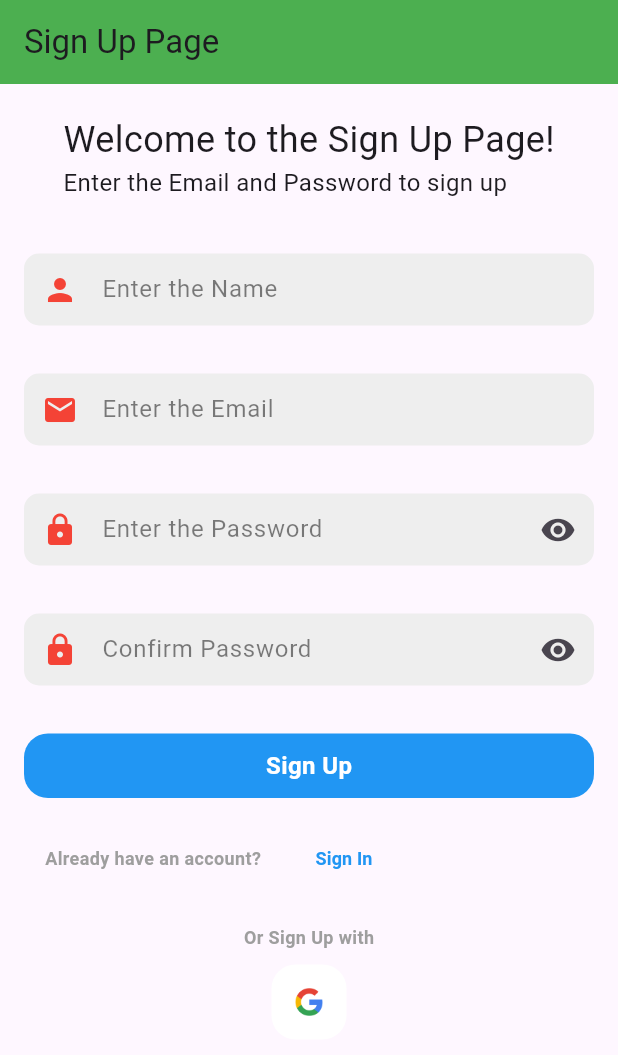
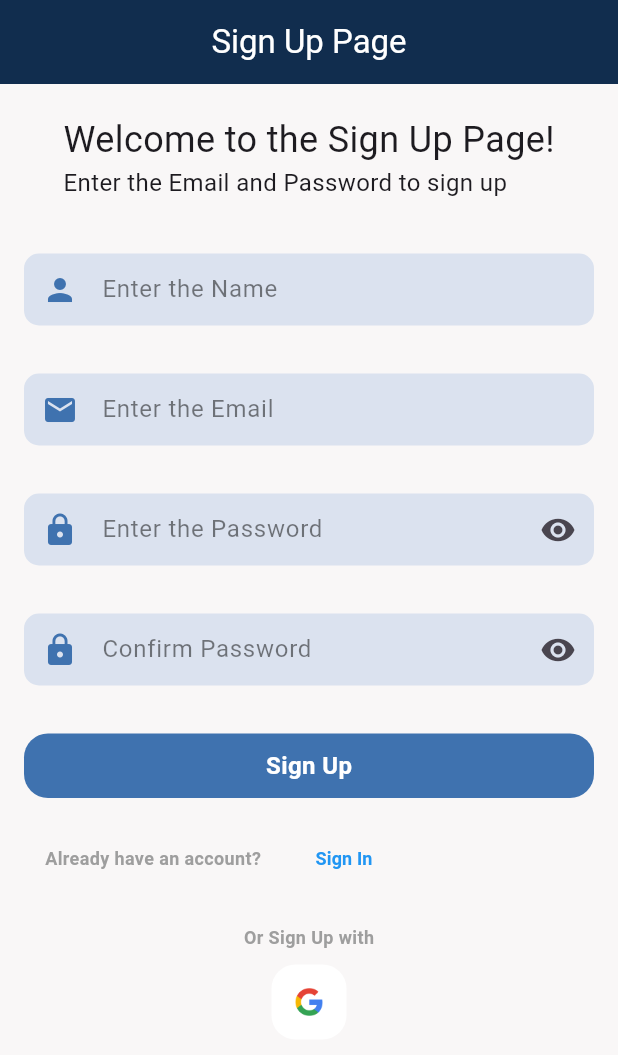
Before and after one commit to MohamedIsa/QuizApp, a Flutter app: the screen it shows after launch, after a tap on "Sign Up", on a phone screen of 412 x 824 dp. Shown: the top 1055 px of the screen. Run offline on Flutter 3.47's test engine with Material 3 defaults, Android fonts, the phone set to English and light mode, and no system bars; our stand-ins replace cloud_firestore, firebase_auth, firebase_core, firebase_storage, flutter_spinkit, google_sign_in and 2 more; accounts and stored records are empty; generated files the repository leaves out were written again; network calls fail.

Commit message:
make admin design

```diff
--- a/lib/constant.dart
+++ b/lib/constant.dart
@@ -6,4 +6,5 @@ class AppColors {
   static const Color buttonTextColor = Colors.white;
   static const Color textBlack = Colors.black;
   static const Color pageColor = Color(0xFFF9F7F7);
+  static const Color txtblue = Color(0xFFDBE2EF);
 }
--- a/lib/pages/login/login_v.dart
+++ b/lib/pages/login/login_v.dart
@@ -2,6 +2,7 @@ import 'package:flutter/material.dart';
 import 'package:project_444/utils/texfield.dart';
 import '../../utils/withgoogle.dart';
 import 'package:project_444/pages/login/login_vm.dart';
+import 'package:project_444/constant.dart';
 
 class LoginPage extends StatelessWidget {
   //===================================================================
@@ -22,12 +23,18 @@ class LoginPage extends StatelessWidget {
     // Scaffold widget
     //===================================================================
     return Scaffold(
+      backgroundColor: AppColors.pageColor,
       //===================================================================
       // AppBar
       //===================================================================
       appBar: AppBar(
-        title: const Text('Login Page'),
-        backgroundColor: Colors.blue,
+        centerTitle: true,
+        title: const Text(
+          'Login Page',
+          style: TextStyle(color: AppColors.pageColor),
+        ),
+        backgroundColor: AppColors.appBarColor,
+        iconTheme: const IconThemeData(color: AppColors.pageColor),
       ),
       //===================================================================
       // Body
@@ -61,7 +68,7 @@ class LoginPage extends StatelessWidget {
             ReusableTextField(
               'Enter the Email',
               Icons.email,
-              Colors.red,
+              AppColors.buttonColor,
               false,
               email,
             ),
@@ -71,7 +78,7 @@ class LoginPage extends StatelessWidget {
             ReusableTextField(
               'Enter the Password',
               Icons.lock,
-              Colors.red,
+              AppColors.buttonColor,
               true,
               password,
             ),
@@ -82,7 +89,7 @@ class LoginPage extends StatelessWidget {
               margin: const EdgeInsets.all(16.0),
               decoration: BoxDecoration(
                 borderRadius: BorderRadius.circular(16.0),
-                color: Colors.blue,
+                color: AppColors.buttonColor,
               ),
               child: Material(
                 color: Colors.transparent,
--- a/lib/pages/signup/signup_v.dart
+++ b/lib/pages/signup/signup_v.dart
@@ -1,4 +1,5 @@
 import 'package:flutter/material.dart';
+import 'package:project_444/constant.dart';
 import '../../utils/texfield.dart';
 import '../../utils/withgoogle.dart';
 import 'package:project_444/pages/signup/signup_vm.dart';
@@ -14,9 +15,14 @@ class SignUp extends StatelessWidget {
   @override
   Widget build(BuildContext context) {
     return Scaffold(
+      backgroundColor: AppColors.pageColor,
       appBar: AppBar(
-        title: const Text('Sign Up Page'),
-        backgroundColor: Colors.green,
+        centerTitle: true,
+        title: const Text(
+          'Sign Up Page',
+          style: TextStyle(color: AppColors.buttonTextColor),
+        ),
+        backgroundColor: AppColors.appBarColor,
       ),
       body: SingleChildScrollView(
         child: Column(
@@ -41,28 +47,28 @@ class SignUp extends StatelessWidget {
             ReusableTextField(
               'Enter the Name',
               Icons.person,
-              Colors.red,
+              AppColors.buttonColor,
               false,
               name,
             ),
             ReusableTextField(
               'Enter the Email',
               Icons.email,
-              Colors.red,
+              AppColors.buttonColor,
               false,
               email,
             ),
             ReusableTextField(
               'Enter the Password',
               Icons.lock,
-              Colors.red,
+              AppColors.buttonColor,
               true,
               password,
             ),
             ReusableTextField(
               'Confirm Password',
               Icons.lock,
-              Colors.red,
+              AppColors.buttonColor,
               true,
               cpassword,
             ),
@@ -70,7 +76,7 @@ class SignUp extends StatelessWidget {
               margin: const EdgeInsets.all(16.0),
               decoration: BoxDecoration(
                 borderRadius: BorderRadius.circular(16.0),
-                color: Colors.blue,
+                color: AppColors.buttonColor,
               ),
               child: Material(
                 color: Colors.transparent,
--- a/lib/utils/loading.dart
+++ b/lib/utils/loading.dart
@@ -1,5 +1,6 @@
 import 'package:flutter/material.dart';
 import 'package:flutter_spinkit/flutter_spinkit.dart';
+import 'package:project_444/constant.dart';
 
 class Loading extends StatefulWidget {
   const Loading({super.key});
@@ -21,10 +22,10 @@ class _LoadingState extends State<Loading> {
   @override
   Widget build(BuildContext context) {
     return Scaffold(
-      backgroundColor: Colors.blue[300],
+      backgroundColor: AppColors.txtblue,
       body: const Center(
-        child: SpinKitFadingCube(
-          color: Colors.white,
+        child: SpinKitSquareCircle(
+          color: AppColors.appBarColor,
           size: 50.0,
         ),
       ),
--- a/lib/utils/texfield.dart
+++ b/lib/utils/texfield.dart
@@ -1,4 +1,5 @@
 import 'package:flutter/material.dart';
+import 'package:project_444/constant.dart';
 
 class ReusableTextField extends StatefulWidget {
   //===================================================================
@@ -39,7 +40,7 @@ class _ReusableTextFieldState extends State<ReusableTextField> {
     return Container(
       margin: const EdgeInsets.all(16.0),
       decoration: BoxDecoration(
-        color: Colors.grey[200],
+        color: AppColors.txtblue,
         borderRadius: BorderRadius.circular(10.0),
       ),
       child: TextField(
```
Also changed, not shown: lib/pages/questions/Allexam.dart (+38 -39 lines), lib/pages/studenthome/studenthome.dart (+28 -7 lines), lib/pages/studenthome/widgets/countdown.dart (+6 -1 lines), lib/pages/studenthome/widgets/examsview.dart (+19 -3 lines), lib/pages/studenthome/widgets/studentexamsession.dart (+9 -1 lines).
